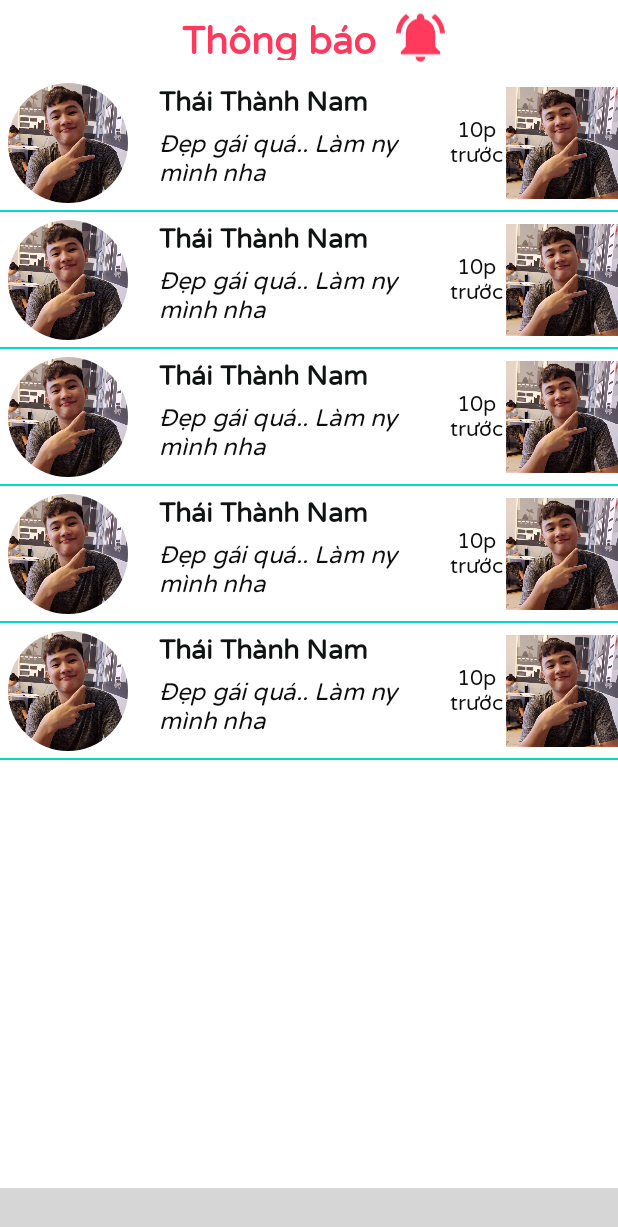
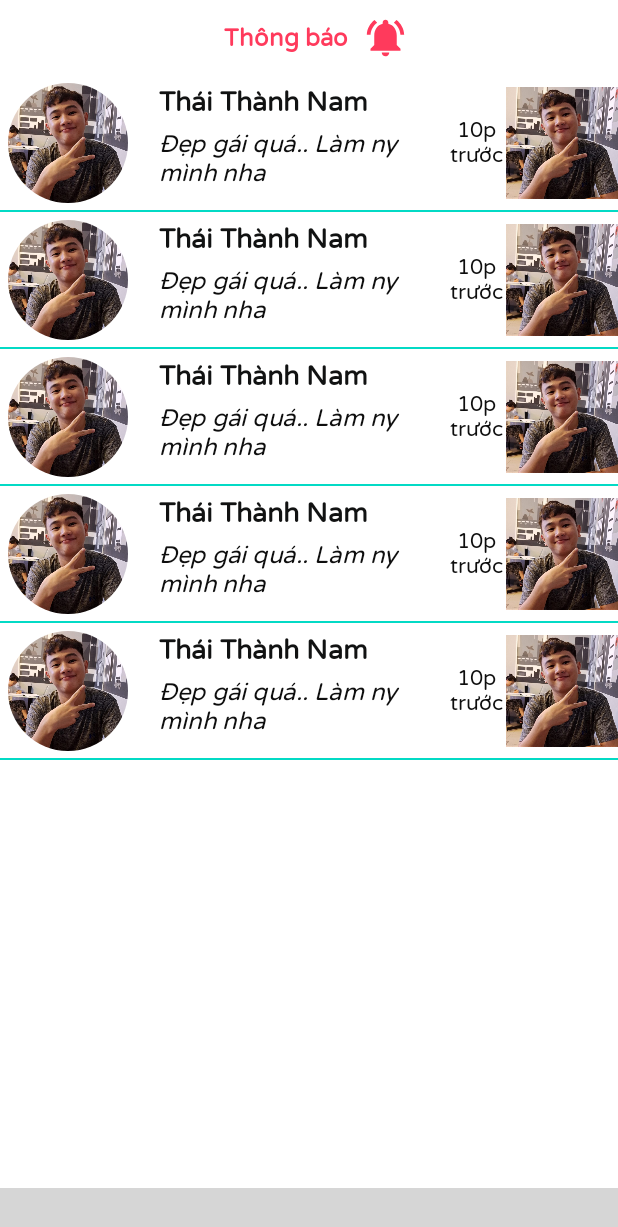
Before and after one commit to thanhnam2811/TopTop, an Android app: the fragment NotificationFragment placed in its activity, on a phone screen of 412 x 824 dp. Shown: the top 1227 px of the screen. Run offline under Robolectric (Android 15) with nearby library versions, the phone set to English and light mode, and no system bars; libraries missing offline, so code that uses them is left out: com.mikhaellopez.circularimageview, np.com.susanthapa; plain views replace CircularImageView, CurvedBottomNavigationView; 6 statements that could not run were skipped; grey boxes are pictures that could not be loaded.

Commit message:
change size text and icon

```diff
--- a/app/src/main/res/layout/fragment_notification.xml
+++ b/app/src/main/res/layout/fragment_notification.xml
@@ -20,13 +20,13 @@
             android:layout_margin="10dp"
             android:text="Thông báo"
             android:textColor="@color/main_color"
-            android:textSize="25sp"
+            android:textSize="16sp"
             android:textStyle="bold" />
 
         <ImageView
             android:id="@+id/imageNotification"
-            android:layout_width="39dp"
-            android:layout_height="40dp"
+            android:layout_width="30dp"
+            android:layout_height="30dp"
             android:layout_alignParentLeft="true"
             android:src="@drawable/ic_notification" />
     </LinearLayout>
--- a/app/src/main/res/layout/fragment_profile.xml
+++ b/app/src/main/res/layout/fragment_profile.xml
@@ -141,10 +141,4 @@
 
     </LinearLayout>
 
-    <View
-        android:layout_width="match_parent"
-        android:layout_height="1dp"
-        android:background="#D6CFCF"
-        app:layout_constraintBottom_toTopOf="parent" />
-
 </androidx.constraintlayout.widget.ConstraintLayout>
```
